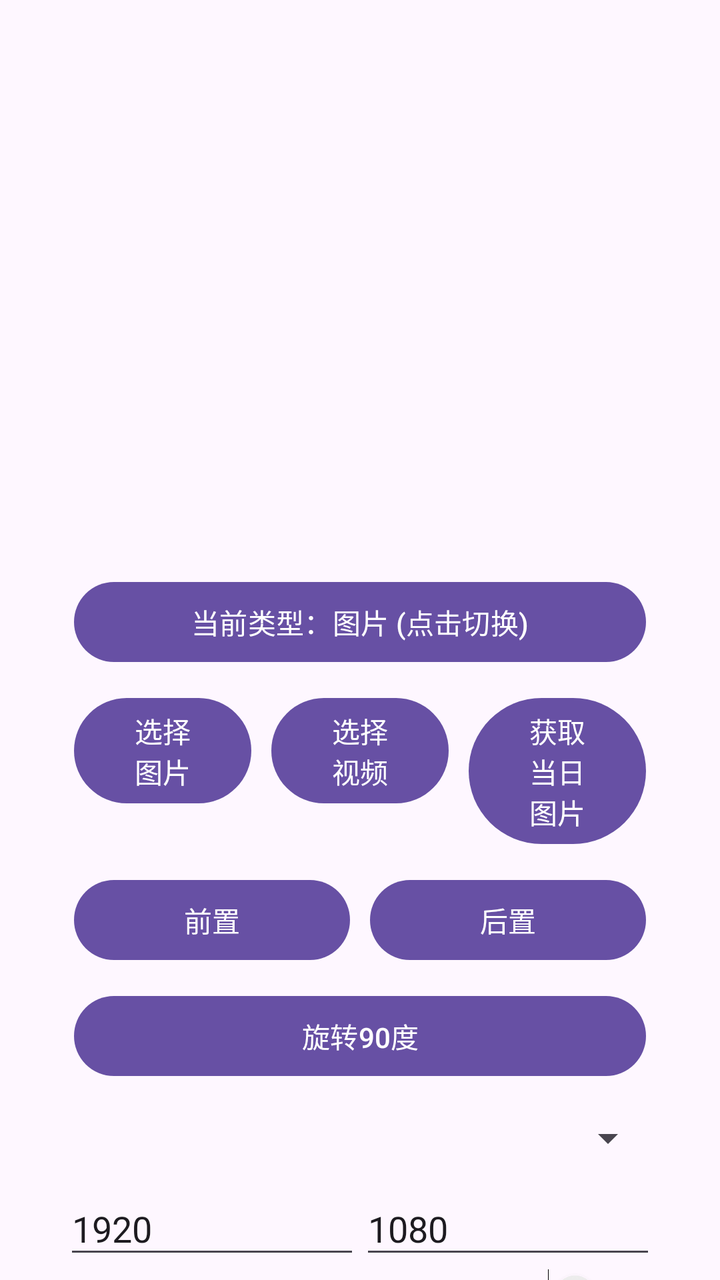
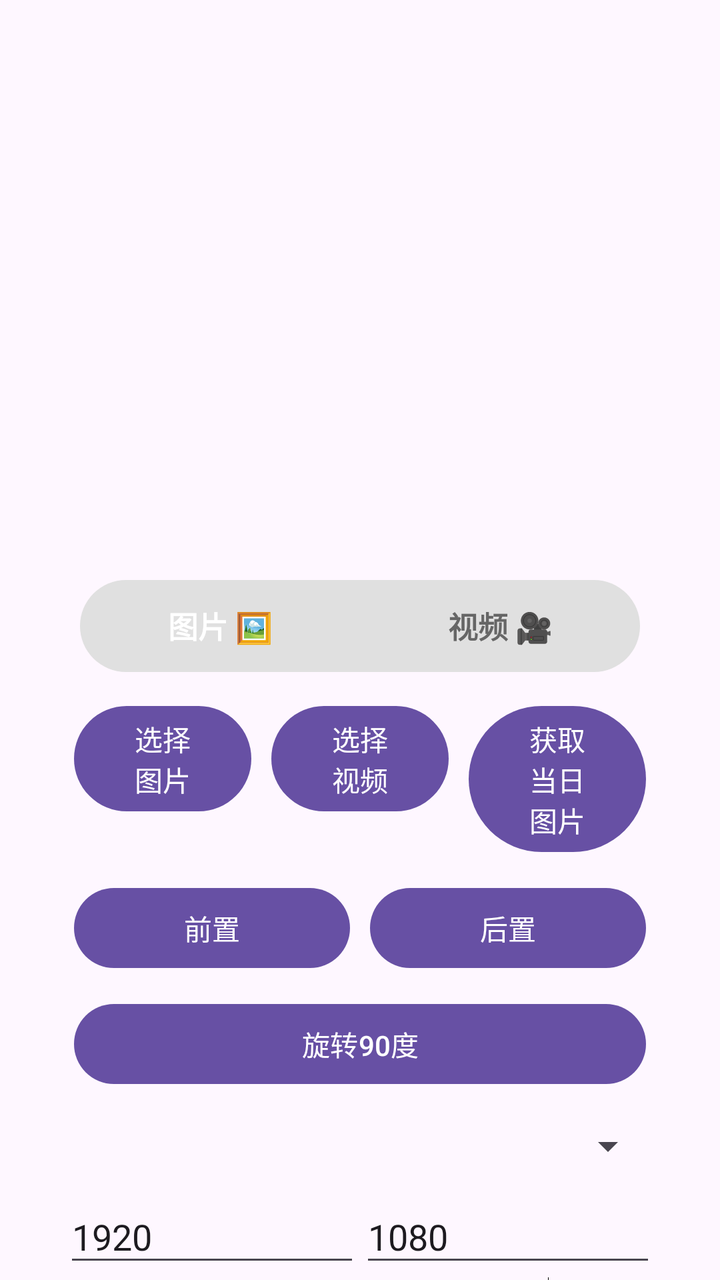

The first picture is an Android layout as it rendered before a commit; the second is the same layout after the commit. The layout source and the unified diff follow.
<!-- AndroidManifest.xml: application theme Theme.PictureManager -->
<!-- res/layout/fragment_first.xml -->
<?xml version="1.0" encoding="utf-8"?>
<androidx.core.widget.NestedScrollView xmlns:android="http://schemas.android.com/apk/res/android"
    xmlns:app="http://schemas.android.com/apk/res-auto"
    xmlns:tools="http://schemas.android.com/tools"
    android:layout_width="match_parent"
    android:layout_height="match_parent"
    android:focusable="true"
    android:focusableInTouchMode="true"
    tools:context=".FirstFragment">

    <androidx.constraintlayout.widget.ConstraintLayout
        android:layout_width="match_parent"
        android:layout_height="match_parent"
        android:focusable="true"
        android:focusableInTouchMode="true"
        android:padding="16dp">

        <LinearLayout
            xmlns:android="http://schemas.android.com/apk/res/android"
            android:orientation="vertical"
            android:padding="16dp"
            android:focusable="true"
            android:focusableInTouchMode="true"
            android:layout_width="match_parent"
            android:layout_height="match_parent">

            <ImageView
                android:id="@+id/imageView"
                android:layout_width="match_parent"
                android:layout_height="250dp"
                android:scaleType="fitCenter"/>

            <Button
                android:id="@+id/typeSwitchBtn"
                android:text="当前类型：图片 (点击切换)"
                android:layout_margin="5dp"
                android:layout_width="match_parent"
                android:layout_height="wrap_content"/>

            <LinearLayout
                android:orientation="horizontal"
                android:layout_width="match_parent"
                android:layout_height="wrap_content">
                <Button
                    android:id="@+id/selectBtn"
                    android:text="选择图片"
                    android:layout_margin="5dp"
                    android:layout_weight="1"
                    android:layout_width="0dp"
                    android:layout_height="wrap_content"/>

                <Button
                    android:id="@+id/selectVideoBtn"
                    android:text="选择视频"
                    android:layout_margin="5dp"
                    android:layout_weight="1"
                    android:layout_width="0dp"
                    android:layout_height="wrap_content"/>

                <Button
                    android:id="@+id/autoGetBtn"
                    android:text="获取当日图片"
                    android:layout_margin="5dp"
                    android:layout_weight="1"
                    android:layout_width="0dp"
                    android:layout_height="wrap_content"/>
            </LinearLayout>


            <LinearLayout
                android:orientation="horizontal"
                android:layout_width="match_parent"
                android:layout_height="wrap_content">
                <Button
                    android:id="@+id/frontRotate"
                    android:text="前置"
                    android:layout_margin="5dp"
                    android:layout_weight="1"
                    android:layout_width="0dp"
                    android:layout_height="wrap_content"/>
                <Button
                    android:id="@+id/backendRotate"
                    android:text="后置"
                    android:layout_margin="5dp"
                    android:layout_weight="1"
                    android:layout_width="0dp"
                    android:layout_height="wrap_content"/>
            </LinearLayout>
            <Button
                android:id="@+id/rotateBtn"
                android:text="旋转90度"
                android:layout_margin="5dp"
                android:layout_width="match_parent"
                android:layout_height="wrap_content"/>

            <Spinner
                android:id="@+id/resolutionSpinner"
                android:layout_width="match_parent"
                android:layout_height="wrap_content"
                android:layout_marginTop="10dp"
                android:layout_marginBottom="10dp"
                android:padding="8dp"/>

            <LinearLayout
                android:focusable="true"
                android:focusableInTouchMode="true"
                android:orientation="horizontal"
                android:layout_width="match_parent"
                android:layout_height="wrap_content">
                <EditText
                    android:id="@+id/widthEdit"
                    android:hint="目标宽度"
                    android:text="1920"
                    android:inputType="number"
                    android:layout_weight="1"
                    android:layout_width="0dp"
                    android:layout_height="wrap_content"/>


                <EditText
                    android:id="@+id/heightEdit"
                    android:hint="目标高度"
                    android:text="1080"
                    android:inputType="number"
                    android:layout_weight="1"
                    android:layout_width="0dp"
                    android:layout_height="wrap_content"/>
            </LinearLayout>


            <Switch
                android:id="@+id/enableSwitch"
                android:text="配置开关"
                android:checked="false"
                android:layout_width="match_parent"
                android:layout_height="wrap_content"/>

            <Button
                android:id="@+id/saveBtn"
                android:text="保存图片"
                android:layout_margin="5dp"
                android:layout_width="match_parent"
                android:layout_height="wrap_content"/>


        </LinearLayout>











    </androidx.constraintlayout.widget.ConstraintLayout>
</androidx.core.widget.NestedScrollView>
<!-- resources referenced by this layout -->
<resources>
  <style name="Theme.PictureManager" parent="Base.Theme.PictureManager" />
  <style name="Base.Theme.PictureManager" parent="Theme.Material3.DayNight.NoActionBar">
          
          
      </style>
</resources>

<!-- the commit's change to res/layout/fragment_first.xml (unified diff, before → after) -->
@@ -30,12 +30,48 @@
                 android:layout_height="250dp"
                 android:scaleType="fitCenter"/>
 
-            <Button
-                android:id="@+id/typeSwitchBtn"
-                android:text="当前类型：图片 (点击切换)"
-                android:layout_margin="5dp"
+            <FrameLayout
+                android:id="@+id/typeToggleContainer"
                 android:layout_width="match_parent"
-                android:layout_height="wrap_content"/>
+                android:layout_height="46dp"
+                android:layout_margin="8dp"
+                android:background="@drawable/bg_toggle_container">
+
+                <View
+                    android:id="@+id/typeToggleThumb"
+                    android:layout_width="0dp"
+                    android:layout_height="match_parent"
+                    android:layout_margin="3dp"
+                    android:background="@drawable/bg_toggle_thumb" />
+
+                <LinearLayout
+                    android:layout_width="match_parent"
+                    android:layout_height="match_parent"
+                    android:orientation="horizontal">
+
+                    <TextView
+                        android:id="@+id/tabImage"
+                        android:layout_width="0dp"
+                        android:layout_height="match_parent"
+                        android:layout_weight="1"
+                        android:gravity="center"
+                        android:text="图片 🖼️"
+                        android:textColor="#FFFFFF"
+                        android:textSize="15sp"
+                        android:textStyle="bold" />
+
+                    <TextView
+                        android:id="@+id/tabVideo"
+                        android:layout_width="0dp"
+                        android:layout_height="match_parent"
+                        android:layout_weight="1"
+                        android:gravity="center"
+                        android:text="视频 🎥"
+                        android:textColor="#666666"
+                        android:textSize="15sp"
+                        android:textStyle="bold" />
+                </LinearLayout>
+            </FrameLayout>
 
             <LinearLayout
                 android:orientation="horizontal"
<!-- resource entries referenced after the edit -->
@@ -1,5 +1,19 @@
 <!-- resources referenced by this layout -->
 <resources>
+  <!-- drawable bg_toggle_container (drawable) -->
+  <?xml version="1.0" encoding="utf-8"?>
+  <shape xmlns:android="http://schemas.android.com/apk/res/android"
+      android:shape="rectangle">
+      <corners android:radius="23dp" />
+      <solid android:color="#E0E0E0" />
+  </shape>
+  <!-- drawable bg_toggle_thumb (drawable) -->
+  <?xml version="1.0" encoding="utf-8"?>
+  <shape xmlns:android="http://schemas.android.com/apk/res/android"
+      android:shape="rectangle">
+      <corners android:radius="20dp" />
+      <solid android:color="#1976D2" />
+  </shape>
   <style name="Theme.PictureManager" parent="Base.Theme.PictureManager" />
   <style name="Base.Theme.PictureManager" parent="Theme.Material3.DayNight.NoActionBar">
           
